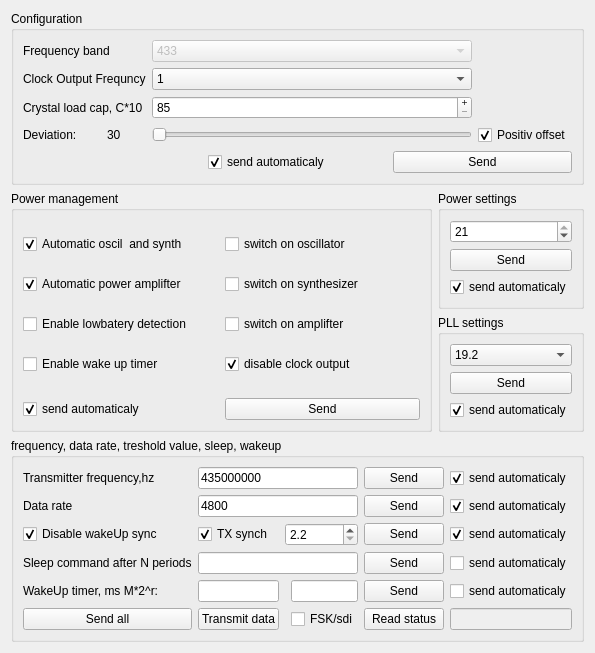
First picture: the form in transmittercontrolpanel.ui, repository nonalcogolic/RFM01-RFM02-tuning-tool, before the edit.
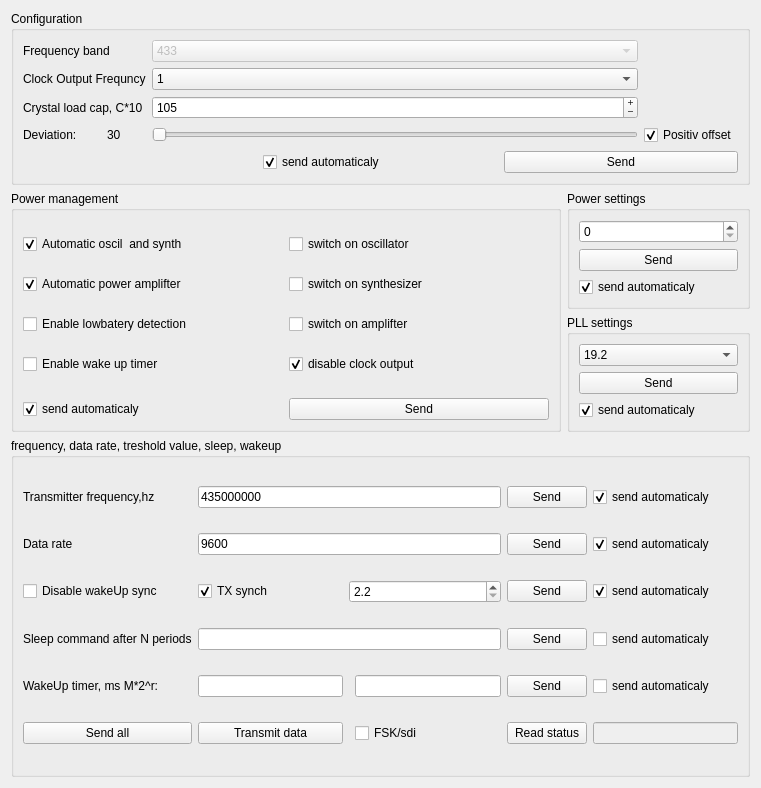
Second picture: the form after the edit.

Patch:
```diff
--- a/transmittercontrolpanel.ui
+++ b/transmittercontrolpanel.ui
@@ -6,8 +6,8 @@
    <rect>
     <x>0</x>
     <y>0</y>
-    <width>529</width>
-    <height>614</height>
+    <width>761</width>
+    <height>788</height>
    </rect>
   </property>
   <property name="windowTitle">
@@ -200,6 +200,9 @@
             <property name="singleStep">
              <number>5</number>
             </property>
+            <property name="value">
+             <number>105</number>
+            </property>
            </widget>
           </item>
           <item row="3" column="2">
@@ -269,7 +272,7 @@
              <number>3</number>
             </property>
             <property name="value">
-             <number>21</number>
+             <number>0</number>
             </property>
            </widget>
           </item>
@@ -448,7 +451,7 @@
          <string>Disable wakeUp sync</string>
         </property>
         <property name="checked">
-         <bool>true</bool>
+         <bool>false</bool>
         </property>
        </widget>
       </item>
@@ -485,7 +488,10 @@
       <item row="1" column="2" colspan="3">
        <widget class="QLineEdit" name="lineEdit_data_rate">
         <property name="text">
-         <string>4800</string>
+         <string>9600</string>
+        </property>
+        <property name="maxLength">
+         <number>6</number>
         </property>
        </widget>
       </item>
```
